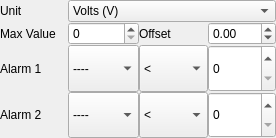
First picture: the form in companion/src/modeledit/telemetry_analog.ui, repository opentx/opentx, before the edit.
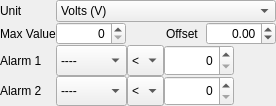
Second picture: the form after the edit.

Commit message: Layout changes in telemetry tab update panels in modeledit before adding them to vertical_layouts to avoid fancy resizing of the panels.

Diff of the .ui file:
```diff
--- a/companion/src/modeledit/telemetry_analog.ui
+++ b/companion/src/modeledit/telemetry_analog.ui
@@ -7,7 +7,7 @@
     <x>0</x>
     <y>0</y>
     <width>276</width>
-    <height>138</height>
+    <height>106</height>
    </rect>
   </property>
   <property name="windowTitle">
@@ -21,9 +21,64 @@
     <number>0</number>
    </property>
    <item>
-    <layout class="QGridLayout" name="gridLayout_11" columnstretch="1,1,1,1" columnminimumwidth="0,0,0,0">
-     <item row="0" column="0">
-      <widget class="QLabel" name="label_918">
+    <layout class="QGridLayout" name="gridLayout_11" columnstretch="0,0,0,0,0">
+     <item row="0" column="1" colspan="4">
+      <widget class="QComboBox" name="UnitCB">
+       <property name="sizePolicy">
+        <sizepolicy hsizetype="MinimumExpanding" vsizetype="Fixed">
+         <horstretch>0</horstretch>
+         <verstretch>0</verstretch>
+        </sizepolicy>
+       </property>
+       <item>
+        <property name="text">
+         <string>Volts (V)</string>
+        </property>
+       </item>
+       <item>
+        <property name="text">
+         <string>Amps (A)</string>
+        </property>
+       </item>
+       <item>
+        <property name="text">
+         <string>Speed (m/s or ft/s)</string>
+        </property>
+       </item>
+       <item>
+        <property name="text">
+         <string>Raw (-)</string>
+        </property>
+       </item>
+       <item>
+        <property name="text">
+         <string>Speed (km/h or miles/h)</string>
+        </property>
+       </item>
+       <item>
+        <property name="text">
+         <string>Meters (m or ft)</string>
+        </property>
+       </item>
+       <item>
+        <property name="text">
+         <string>Temp (°)</string>
+        </property>
+       </item>
+       <item>
+        <property name="text">
+         <string>Fuel (%)</string>
+        </property>
+       </item>
+       <item>
+        <property name="text">
+         <string>mAmps (mA)</string>
+        </property>
+       </item>
+      </widget>
+     </item>
+     <item row="3" column="0">
+      <widget class="QLabel" name="alarm2Label">
        <property name="sizePolicy">
         <sizepolicy hsizetype="MinimumExpanding" vsizetype="Preferred">
          <horstretch>0</horstretch>
@@ -31,10 +86,105 @@
         </sizepolicy>
        </property>
        <property name="text">
-        <string>Unit</string>
+        <string>Alarm 2</string>
        </property>
       </widget>
      </item>
+     <item row="2" column="1" colspan="4">
+      <layout class="QHBoxLayout" name="horizontalLayout" stretch="0,0,0,1">
+       <item>
+        <widget class="QComboBox" name="alarm1LevelCB">
+         <property name="sizePolicy">
+          <sizepolicy hsizetype="MinimumExpanding" vsizetype="Preferred">
+           <horstretch>0</horstretch>
+           <verstretch>0</verstretch>
+          </sizepolicy>
+         </property>
+         <item>
+          <property name="text">
+           <string>----</string>
+          </property>
+         </item>
+         <item>
+          <property name="text">
+           <string>Yellow</string>
+          </property>
+         </item>
+         <item>
+          <property name="text">
+           <string>Orange</string>
+          </property>
+         </item>
+         <item>
+          <property name="text">
+           <string>Red</string>
+          </property>
+         </item>
+        </widget>
+       </item>
+       <item>
+        <widget class="QComboBox" name="alarm1GreaterCB">
+         <property name="sizePolicy">
+          <sizepolicy hsizetype="MinimumExpanding" vsizetype="Preferred">
+           <horstretch>0</horstretch>
+           <verstretch>0</verstretch>
+          </sizepolicy>
+         </property>
+         <item>
+          <property name="text">
+           <string>&lt;</string>
+          </property>
+         </item>
+         <item>
+          <property name="text">
+           <string>&gt;</string>
+          </property>
+         </item>
+        </widget>
+       </item>
+       <item>
+        <widget class="QDoubleSpinBox" name="alarm1ValueSB">
+         <property name="enabled">
+          <bool>true</bool>
+         </property>
+         <property name="sizePolicy">
+          <sizepolicy hsizetype="Minimum" vsizetype="Preferred">
+           <horstretch>0</horstretch>
+           <verstretch>0</verstretch>
+          </sizepolicy>
+         </property>
+         <property name="minimumSize">
+          <size>
+           <width>70</width>
+           <height>0</height>
+          </size>
+         </property>
+         <property name="alignment">
+          <set>Qt::AlignRight|Qt::AlignTrailing|Qt::AlignVCenter</set>
+         </property>
+         <property name="decimals">
+          <number>0</number>
+         </property>
+         <property name="maximum">
+          <double>255.000000000000000</double>
+         </property>
+        </widget>
+       </item>
+       <item>
+        <spacer name="horizontalSpacer">
+         <property name="orientation">
+          <enum>Qt::Horizontal</enum>
+         </property>
+         <property name="sizeHint" stdset="0">
+          <size>
+           <width>40</width>
+           <height>20</height>
+          </size>
+         </property>
+        </spacer>
+       </item>
+      </layout>
+     </item>
      <item row="1" column="0">
       <widget class="QLabel" name="label_Max">
        <property name="sizePolicy">
@@ -48,6 +198,101 @@
        </property>
       </widget>
      </item>
+     <item row="3" column="1" colspan="4">
+      <layout class="QHBoxLayout" name="horizontalLayout_2" stretch="0,0,0,1">
+       <item>
+        <widget class="QComboBox" name="alarm2LevelCB">
+         <property name="sizePolicy">
+          <sizepolicy hsizetype="MinimumExpanding" vsizetype="Preferred">
+           <horstretch>0</horstretch>
+           <verstretch>0</verstretch>
+          </sizepolicy>
+         </property>
+         <item>
+          <property name="text">
+           <string>----</string>
+          </property>
+         </item>
+         <item>
+          <property name="text">
+           <string>Yellow</string>
+          </property>
+         </item>
+         <item>
+          <property name="text">
+           <string>Orange</string>
+          </property>
+         </item>
+         <item>
+          <property name="text">
+           <string>Red</string>
+          </property>
+         </item>
+        </widget>
+       </item>
+       <item>
+        <widget class="QComboBox" name="alarm2GreaterCB">
+         <property name="sizePolicy">
+          <sizepolicy hsizetype="MinimumExpanding" vsizetype="Preferred">
+           <horstretch>0</horstretch>
+           <verstretch>0</verstretch>
+          </sizepolicy>
+         </property>
+         <item>
+          <property name="text">
+           <string>&lt;</string>
+          </property>
+         </item>
+         <item>
+          <property name="text">
+           <string>&gt;</string>
+          </property>
+         </item>
+        </widget>
+       </item>
+       <item>
+        <widget class="QDoubleSpinBox" name="alarm2ValueSB">
+         <property name="enabled">
+          <bool>true</bool>
+         </property>
+         <property name="sizePolicy">
+          <sizepolicy hsizetype="Minimum" vsizetype="Preferred">
+           <horstretch>0</horstretch>
+           <verstretch>0</verstretch>
+          </sizepolicy>
+         </property>
+         <property name="minimumSize">
+          <size>
+           <width>70</width>
+           <height>0</height>
+          </size>
+         </property>
+         <property name="alignment">
+          <set>Qt::AlignRight|Qt::AlignTrailing|Qt::AlignVCenter</set>
+         </property>
+         <property name="decimals">
+          <number>0</number>
+         </property>
+         <property name="maximum">
+          <double>255.000000000000000</double>
+         </property>
+        </widget>
+       </item>
+       <item>
+        <spacer name="horizontalSpacer_2">
+         <property name="orientation">
+          <enum>Qt::Horizontal</enum>
+         </property>
+         <property name="sizeHint" stdset="0">
+          <size>
+           <width>40</width>
+           <height>20</height>
+          </size>
+         </property>
+        </spacer>
+       </item>
+      </layout>
+     </item>
      <item row="2" column="0">
       <widget class="QLabel" name="alarm1Label">
        <property name="sizePolicy">
@@ -61,58 +306,8 @@
        </property>
       </widget>
      </item>
-     <item row="2" column="1">
-      <widget class="QComboBox" name="alarm1LevelCB">
-       <property name="sizePolicy">
-        <sizepolicy hsizetype="MinimumExpanding" vsizetype="Preferred">
-         <horstretch>0</horstretch>
-         <verstretch>0</verstretch>
-        </sizepolicy>
-       </property>
-       <item>
-        <property name="text">
-         <string>----</string>
-        </property>
-       </item>
-       <item>
-        <property name="text">
-         <string>Yellow</string>
-        </property>
-       </item>
-       <item>
-        <property name="text">
-         <string>Orange</string>
-        </property>
-       </item>
-       <item>
-        <property name="text">
-         <string>Red</string>
-        </property>
-       </item>
-      </widget>
-     </item>
-     <item row="2" column="2">
-      <widget class="QComboBox" name="alarm1GreaterCB">
-       <property name="sizePolicy">
-        <sizepolicy hsizetype="MinimumExpanding" vsizetype="Preferred">
-         <horstretch>0</horstretch>
-         <verstretch>0</verstretch>
-        </sizepolicy>
-       </property>
-       <item>
-        <property name="text">
-         <string>&lt;</string>
-        </property>
-       </item>
-       <item>
-        <property name="text">
-         <string>&gt;</string>
-        </property>
-       </item>
-      </widget>
-     </item>
-     <item row="3" column="0">
-      <widget class="QLabel" name="alarm2Label">
+     <item row="0" column="0">
+      <widget class="QLabel" name="label_918">
        <property name="sizePolicy">
         <sizepolicy hsizetype="MinimumExpanding" vsizetype="Preferred">
          <horstretch>0</horstretch>
@@ -120,71 +315,30 @@
         </sizepolicy>
        </property>
        <property name="text">
-        <string>Alarm 2</string>
+        <string>Unit</string>
        </property>
       </widget>
      </item>
-     <item row="3" column="1">
-      <widget class="QComboBox" name="alarm2LevelCB">
-       <property name="sizePolicy">
-        <sizepolicy hsizetype="MinimumExpanding" vsizetype="Preferred">
-         <horstretch>0</horstretch>
-         <verstretch>0</verstretch>
-        </sizepolicy>
-       </property>
-       <item>
-        <property name="text">
-         <string>----</string>
-        </property>
-       </item>
-       <item>
-        <property name="text">
-         <string>Yellow</string>
-        </property>
-       </item>
-       <item>
-        <property name="text">
-         <string>Orange</string>
-        </property>
-       </item>
-       <item>
-        <property name="text">
-         <string>Red</string>
-        </property>
-       </item>
-      </widget>
-     </item>
-     <item row="3" column="2">
-      <widget class="QComboBox" name="alarm2GreaterCB">
-       <property name="sizePolicy">
-        <sizepolicy hsizetype="MinimumExpanding" vsizetype="Preferred">
-         <horstretch>0</horstretch>
-         <verstretch>0</verstretch>
-        </sizepolicy>
-       </property>
-       <item>
-        <property name="text">
-         <string>&lt;</string>
-        </property>
-       </item>
-       <item>
-        <property name="text">
-         <string>&gt;</string>
-        </property>
-       </item>
-      </widget>
-     </item>
      <item row="1" column="1">
       <widget class="QDoubleSpinBox" name="RatioSB">
        <property name="enabled">
         <bool>true</bool>
        </property>
        <property name="sizePolicy">
-        <sizepolicy hsizetype="MinimumExpanding" vsizetype="Fixed">
+        <sizepolicy hsizetype="Minimum" vsizetype="Fixed">
          <horstretch>0</horstretch>
          <verstretch>0</verstretch>
         </sizepolicy>
        </property>
+       <property name="minimumSize">
+        <size>
+         <width>70</width>
+         <height>0</height>
+        </size>
+       </property>
+       <property name="alignment">
+        <set>Qt::AlignRight|Qt::AlignTrailing|Qt::AlignVCenter</set>
+       </property>
        <property name="decimals">
         <number>0</number>
        </property>
@@ -193,14 +347,23 @@
        </property>
       </widget>
      </item>
-     <item row="1" column="3">
+     <item row="1" column="4">
       <widget class="QDoubleSpinBox" name="CalibSB">
        <property name="sizePolicy">
-        <sizepolicy hsizetype="MinimumExpanding" vsizetype="Fixed">
+        <sizepolicy hsizetype="Minimum" vsizetype="Fixed">
          <horstretch>0</horstretch>
          <verstretch>0</verstretch>
         </sizepolicy>
        </property>
+       <property name="minimumSize">
+        <size>
+         <width>70</width>
+         <height>0</height>
+        </size>
+       </property>
+       <property name="alignment">
+        <set>Qt::AlignRight|Qt::AlignTrailing|Qt::AlignVCenter</set>
+       </property>
        <property name="decimals">
         <number>2</number>
        </property>
@@ -215,45 +378,7 @@
        </property>
       </widget>
      </item>
-     <item row="2" column="3">
-      <widget class="QDoubleSpinBox" name="alarm1ValueSB">
-       <property name="enabled">
-        <bool>true</bool>
-       </property>
-       <property name="sizePolicy">
-        <sizepolicy hsizetype="MinimumExpanding" vsizetype="Preferred">
-         <horstretch>0</horstretch>
-         <verstretch>0</verstretch>
-        </sizepolicy>
-       </property>
-       <property name="decimals">
-        <number>0</number>
-       </property>
-       <property name="maximum">
-        <double>255.000000000000000</double>
-       </property>
-      </widget>
-     </item>
-     <item row="3" column="3">
-      <widget class="QDoubleSpinBox" name="alarm2ValueSB">
-       <property name="enabled">
-        <bool>true</bool>
-       </property>
-       <property name="sizePolicy">
-        <sizepolicy hsizetype="MinimumExpanding" vsizetype="Preferred">
-         <horstretch>0</horstretch>
-         <verstretch>0</verstretch>
-        </sizepolicy>
-       </property>
-       <property name="decimals">
-        <number>0</number>
-       </property>
-       <property name="maximum">
-        <double>255.000000000000000</double>
-       </property>
-      </widget>
-     </item>
-     <item row="1" column="2">
+     <item row="1" column="3">
       <widget class="QLabel" name="CalibLabel">
        <property name="sizePolicy">
         <sizepolicy hsizetype="MinimumExpanding" vsizetype="Preferred">
@@ -266,60 +391,18 @@
        </property>
       </widget>
      </item>
-     <item row="0" column="1" colspan="3">
-      <widget class="QComboBox" name="UnitCB">
-       <property name="sizePolicy">
-        <sizepolicy hsizetype="MinimumExpanding" vsizetype="Fixed">
-         <horstretch>0</horstretch>
-         <verstretch>0</verstretch>
-        </sizepolicy>
+     <item row="1" column="2">
+      <spacer name="horizontalSpacer_3">
+       <property name="orientation">
+        <enum>Qt::Horizontal</enum>
        </property>
-       <item>
-        <property name="text">
-         <string>Volts (V)</string>
-        </property>
-       </item>
-       <item>
-        <property name="text">
-         <string>Amps (A)</string>
-        </property>
-       </item>
-       <item>
-        <property name="text">
-         <string>Speed (m/s or ft/s)</string>
-        </property>
-       </item>
-       <item>
-        <property name="text">
-         <string>Raw (-)</string>
-        </property>
-       </item>
-       <item>
-        <property name="text">
-         <string>Speed (km/h or miles/h)</string>
-        </property>
-       </item>
-       <item>
-        <property name="text">
-         <string>Meters (m or ft)</string>
-        </property>
-       </item>
-       <item>
-        <property name="text">
-         <string>Temp (°)</string>
-        </property>
-       </item>
-       <item>
-        <property name="text">
-         <string>Fuel (%)</string>
-        </property>
-       </item>
-       <item>
-        <property name="text">
-         <string>mAmps (mA)</string>
-        </property>
-       </item>
-      </widget>
+       <property name="sizeHint" stdset="0">
+        <size>
+         <width>40</width>
+         <height>20</height>
+        </size>
+       </property>
+      </spacer>
      </item>
     </layout>
    </item>
```
Left out of the diff: 6 changed lines with no effect on the pictures. The commit also changes 2 other files.
